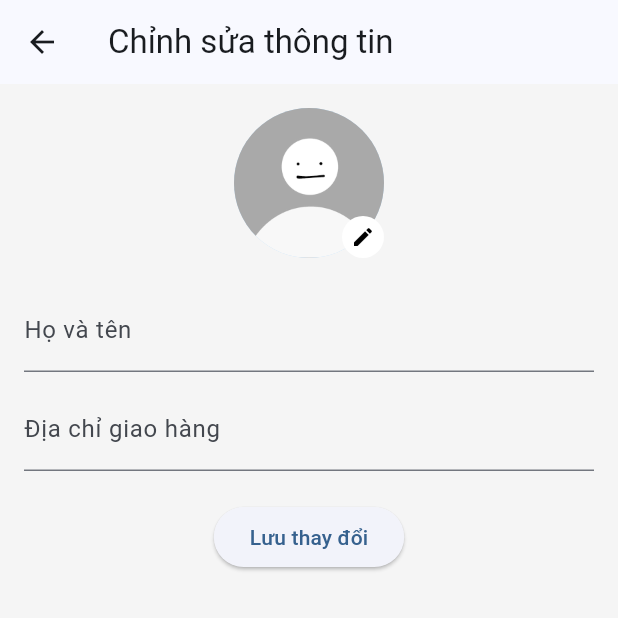
After one commit to phulocdev/flutter-ecommerce, a Flutter app: the screen it shows after launch, item 3 of the bottom bar chosen, after a tap on "Chỉnh sửa thông tin cá nhân", on a phone screen of 412 x 824 dp, the top half of it. The commit adds this screen. Run offline on Flutter 3.47's test engine with Material 3 defaults, Android fonts, the phone set to English and light mode, and no system bars; our stand-ins replace flutter_dotenv, flutter_secure_storage, hooks_riverpod, image_picker; network calls fail.

Commit message:
profile_screen, edit_profile_screen, change_password_screen, manage_address_screen

```diff
--- /dev/null
+++ b/lib/screens/edit_profile_screen.dart
@@ -0,0 +1,82 @@
+import 'dart:typed_data';
+import 'package:flutter/material.dart';
+import 'package:image_picker/image_picker.dart';
+
+class EditProfileScreen extends StatefulWidget {
+  const EditProfileScreen({super.key});
+
+  @override
+  State<EditProfileScreen> createState() => _EditProfileScreenState();
+}
+
+class _EditProfileScreenState extends State<EditProfileScreen> {
+  final _formKey = GlobalKey<FormState>();
+  Uint8List? _avatarBytes;
+
+  Future<void> _pickImage() async {
+    final picker = ImagePicker();
+    final pickedFile = await picker.pickImage(source: ImageSource.gallery);
+
+    if (pickedFile != null) {
+      final bytes = await pickedFile.readAsBytes();
+      setState(() {
+        _avatarBytes = bytes;
+      });
+    }
+  }
+
+  @override
+  Widget build(BuildContext context) {
+    return Scaffold(
+      backgroundColor: Colors.grey.shade100,
+      appBar: AppBar(title: const Text('Chỉnh sửa thông tin')),
+      body: SingleChildScrollView(
+        padding: const EdgeInsets.all(16),
+        child: Form(
+          key: _formKey,
+          child: Column(
+            children: [
+              GestureDetector(
+                onTap: _pickImage,
+                child: Stack(
+                  alignment: Alignment.bottomRight,
+                  children: [
+                    CircleAvatar(
+                      radius: 50,
+                      backgroundColor: Colors.blue.shade100,
+                      backgroundImage: _avatarBytes != null
+                          ? MemoryImage(_avatarBytes!)
+                          : const AssetImage('assets/images/avt.png') as ImageProvider,
+                    ),
+                    const CircleAvatar(
+                      backgroundColor: Colors.white,
+                      radius: 14,
+                      child: Icon(Icons.edit, size: 16, color: Colors.black),
+                    ),
+                  ],
+                ),
+              ),
+              const SizedBox(height: 20),
+              TextFormField(
+                decoration: const InputDecoration(labelText: 'Họ và tên'),
+              ),
+              const SizedBox(height: 10),
+              TextFormField(
+                decoration: const InputDecoration(labelText: 'Địa chỉ giao hàng'),
+              ),
+              const SizedBox(height: 20),
+              ElevatedButton(
+                onPressed: () {
+                  if (_formKey.currentState!.validate()) {
+                    // Xử lý lưu thông tin ở đây
+                  }
+                },
+                child: const Text('Lưu thay đổi'),
+              ),
+            ],
+          ),
+        ),
+      ),
+    );
+  }
+}
--- a/lib/screens/profile_screen.dart
+++ b/lib/screens/profile_screen.dart
@@ -1,4 +1,7 @@
 import 'package:flutter/material.dart';
+import 'edit_profile_screen.dart';
+import 'change_password_screen.dart';
+import 'manage_address_screen.dart';
 
 class ProfileScreen extends StatelessWidget {
   const ProfileScreen({super.key});
@@ -7,10 +10,48 @@ class ProfileScreen extends StatelessWidget {
   Widget build(BuildContext context) {
     return Scaffold(
       appBar: AppBar(
-        title: const Text('My Profile'),
+        title: const Text('Hồ sơ cá nhân'),
       ),
-      body: const Center(
-        child: Text('Profile Screen Content'),
+      body: ListView(
+        children: [
+          const UserAccountsDrawerHeader(
+            accountName: Text('Nguyễn Văn A'),
+            accountEmail: Text('nguyenvana@example.com'),
+            currentAccountPicture: CircleAvatar(
+              backgroundImage: AssetImage('assets/images/avt.png'),
+            ),
+          ),
+          ListTile(
+            leading: const Icon(Icons.person),
+            title: const Text('Chỉnh sửa thông tin cá nhân'),
+            onTap: () {
+              Navigator.push(
+                context,
+                MaterialPageRoute(builder: (_) => const EditProfileScreen()),
+              );
+            },
+          ),
+          ListTile(
+            leading: const Icon(Icons.lock),
+            title: const Text('Thay đổi mật khẩu'),
+            onTap: () {
+              Navigator.push(
+                context,
+                MaterialPageRoute(builder: (_) => const ChangePasswordScreen()),
+              );
+            },
+          ),
+          ListTile(
+            leading: const Icon(Icons.location_on),
+            title: const Text('Quản lý địa chỉ giao hàng'),
+            onTap: () {
+              Navigator.push(
+                context,
+                MaterialPageRoute(builder: (_) => const ManageAddressScreen()),
+              );
+            },
+          ),
+        ],
       ),
     );
   }
--- a/pubspec.yaml
+++ b/pubspec.yaml
@@ -41,6 +41,7 @@ dependencies:
   http: ^1.3.0
   flutter_dotenv: ^5.2.1
   flutter_secure_storage: ^4.2.1
+  image_picker: ^1.0.4
 
 dev_dependencies:
   flutter_test:
@@ -70,6 +71,7 @@ flutter:
   # To add assets to your application, add an assets section, like this:
   assets:
     - .env
+    - assets/images/avt.png
   # An image asset can refer to one or more resolution-specific "variants", see
   # https://flutter.dev/to/resolution-aware-images
 
```
Also changed, not shown: lib/screens/change_password_screen.dart (added, +63 -0 lines), lib/screens/manage_address_screen.dart (added, +85 -0 lines), assets/images/avt.png (added), pubspec.lock, 5 other files.
